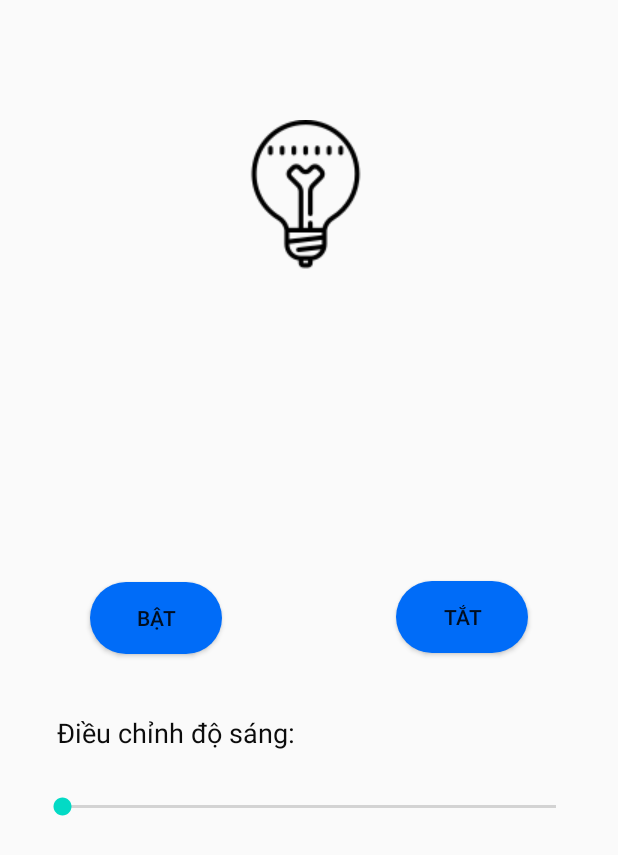
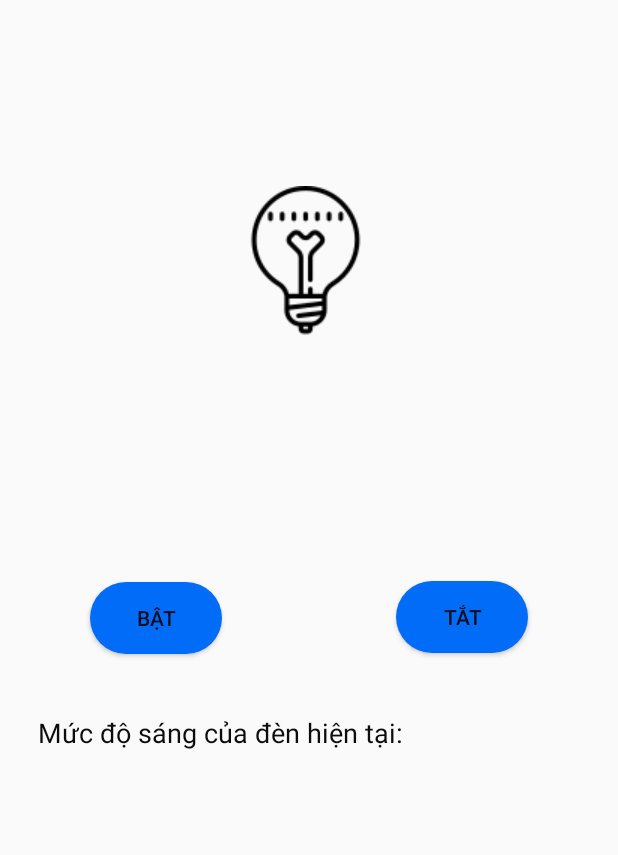
Before and after one commit to hieubeoo/Smart-Light-Project, an Android app: the layout activity_bulb_activity.xml on its own in the app's theme, with its tools: preview values and no code run, on a phone screen of 412 x 824 dp. Shown: the top 855 px of the screen. Run offline under Robolectric (Android 15) with nearby library versions, the phone set to English and light mode, and no system bars.

Commit message:
interactive bulb_activity with firebase and update interface bulb_activity

```diff
--- a/app/src/main/java/com/example/project/login.java
+++ b/app/src/main/java/com/example/project/login.java
@@ -20,6 +20,7 @@ public class login extends AppCompatActivity {
     EditText edtMaCode;
     CheckBox cbNhoMatKhau;
     TextView txtQuenMatKhau;
+    DatabaseReference dataDangNhap;
     @Override
     protected void onCreate(Bundle savedInstanceState) {
         super.onCreate(savedInstanceState);
@@ -27,9 +28,8 @@ public class login extends AppCompatActivity {
         getWindow().setFlags(WindowManager.LayoutParams.FLAG_FULLSCREEN,WindowManager.LayoutParams.FLAG_FULLSCREEN);
         setContentView(R.layout.activity_login);
         AnhXa();
-        FirebaseDatabase database = FirebaseDatabase.getInstance();
-        DatabaseReference myRef = database.getReference("message");
-        myRef.setValue("Hello, World!");
+//        dataDangNhap = FirebaseDatabase.getInstance().getReference();
+//        dataDangNhap.child("user1").child("trangthaiden").setValue(147258);
         btnDangNhap.setOnClickListener(new View.OnClickListener() {
             @Override
             public void onClick(View v) {
--- a/app/src/main/java/com/example/project/recyclerViewAdapter.java
+++ b/app/src/main/java/com/example/project/recyclerViewAdapter.java
@@ -1,5 +1,4 @@
 package com.example.project;
-
 import android.content.Context;
 import android.content.Intent;
 import android.view.LayoutInflater;
@@ -7,7 +6,6 @@ import android.view.View;
 import android.view.ViewGroup;
 import android.widget.ImageView;
 import android.widget.TextView;
-
 import androidx.annotation.NonNull;
 import androidx.cardview.widget.CardView;
 import androidx.recyclerview.widget.RecyclerView;
--- a/app/src/main/res/layout/activity_bulb_activity.xml
+++ b/app/src/main/res/layout/activity_bulb_activity.xml
@@ -5,18 +5,29 @@
     android:layout_width="match_parent"
     android:layout_height="match_parent"
     tools:context=".bulb_activity">
-
+    <TextView
+        android:id="@+id/checkTrangThaiDen"
+        android:layout_width="wrap_content"
+        android:layout_height="wrap_content"
+        android:layout_marginTop="32dp"
+        android:fontFamily="sans-serif"
+        android:text=""
+        android:textColor="@color/textCardView"
+        android:textSize="25sp"
+        app:layout_constraintEnd_toEndOf="parent"
+        app:layout_constraintStart_toStartOf="parent"
+        app:layout_constraintTop_toTopOf="parent" />
     <ImageView
         android:id="@+id/imageViewBulb"
         android:layout_width="wrap_content"
         android:layout_height="wrap_content"
-        android:layout_marginTop="80dp"
+        android:layout_marginTop="124dp"
+        android:contentDescription="@string/todo"
         app:layout_constraintEnd_toEndOf="parent"
         app:layout_constraintHorizontal_bias="0.498"
         app:layout_constraintStart_toStartOf="parent"
         app:layout_constraintTop_toTopOf="parent"
-        app:srcCompat="@drawable/bulb_off"
-        android:contentDescription="@string/todo" />
+        app:srcCompat="@drawable/bulb_off" />
 
     <Button
         android:id="@+id/buttonBat"
@@ -57,17 +68,18 @@
         app:layout_constraintStart_toStartOf="parent"
         app:layout_constraintTop_toBottomOf="@+id/buttonBat" />
 
-    <SeekBar
-        android:id="@+id/seekBar"
-        android:layout_width="0dp"
+    <TextView
+        android:id="@+id/doSangDen"
+        android:layout_width="wrap_content"
         android:layout_height="wrap_content"
-        android:layout_marginStart="25dp"
-        android:layout_marginLeft="25dp"
-        android:layout_marginTop="28dp"
-        android:layout_marginEnd="25dp"
-        android:layout_marginRight="25dp"
+        android:text=""
+        android:textColor="@color/textCardView"
+        android:textSize="60sp"
+        app:layout_constraintBottom_toBottomOf="parent"
         app:layout_constraintEnd_toEndOf="parent"
-        app:layout_constraintHorizontal_bias="0.454"
+        app:layout_constraintHorizontal_bias="0.498"
         app:layout_constraintStart_toStartOf="parent"
-        app:layout_constraintTop_toBottomOf="@+id/textViewDieuChinhDoSang" />
+        app:layout_constraintTop_toTopOf="parent"
+        app:layout_constraintVertical_bias="0.791" />
+
 </androidx.constraintlayout.widget.ConstraintLayout>
--- a/app/src/main/res/values/strings.xml
+++ b/app/src/main/res/values/strings.xml
@@ -11,7 +11,7 @@
     <!-- TODO: Remove or change this placeholder text -->
     <string name="hello_blank_fragment">Hello blank fragment</string>
     <string name="bat">Bật</string>
-    <string name="do_sang">Điều chỉnh độ sáng:</string>
+    <string name="do_sang">Mức độ sáng của đèn hiện tại:</string>
     <string name="tat">Tắt</string>
     <string name="todo">TODO</string>
 </resources>
```
Also changed, not shown: app/src/main/java/com/example/project/bulb_activity.java (+43 -3 lines).
